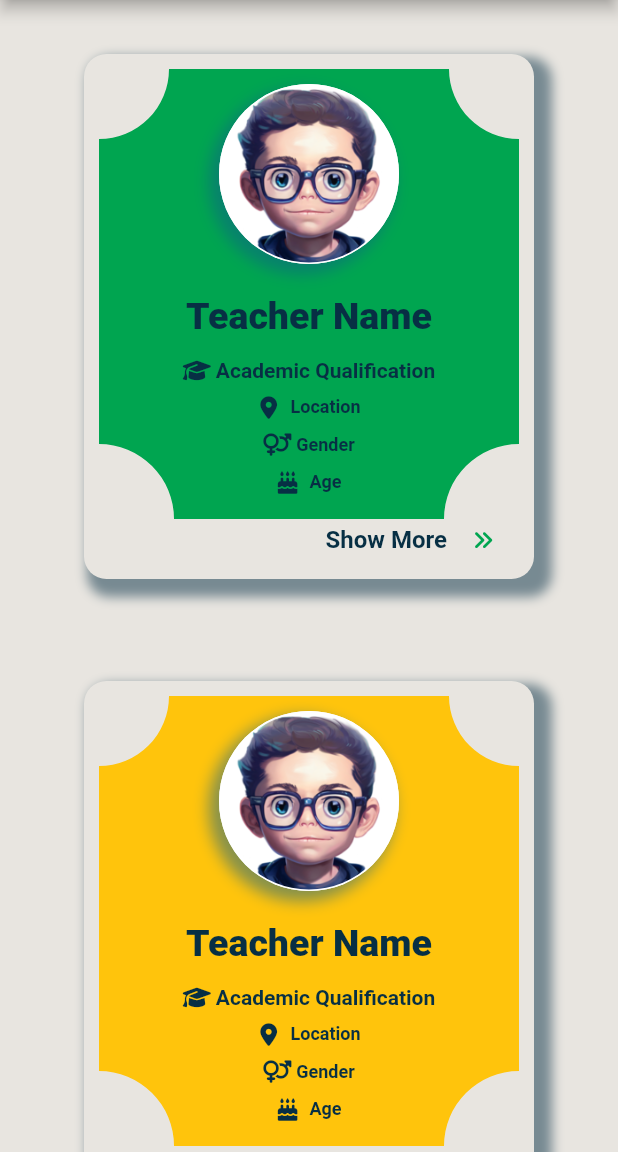
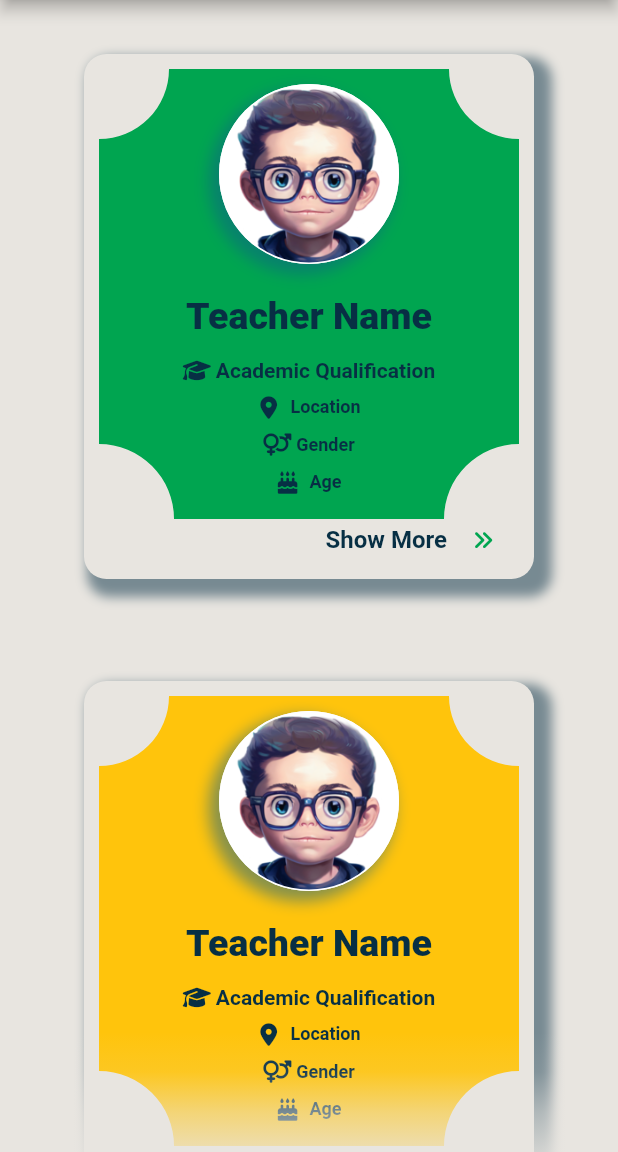
Before and after one commit to AsmaaSaleh1/Spectrum-speak, a Flutter app: the Search widget shown alone on an empty page, opened directly, tab 3 chosen, scrolled down 1152 dp, on a phone screen of 412 x 824 dp, the part 84-1236 px from its top. Run offline on Flutter 3.47's test engine with Material 2 defaults, Android fonts, the phone set to English and light mode, and no system bars; drawn by our look-alikes of circular_profile_avatar; our stand-ins replace font_awesome_flutter, google_fonts; Roboto replaces fonts that are missing (Tinos).

Commit message:
gradient in bottom of page

```diff
--- a/lib/screen/search_page.dart
+++ b/lib/screen/search_page.dart
@@ -1,8 +1,6 @@
 import 'package:flutter/material.dart';
 import 'package:font_awesome_flutter/font_awesome_flutter.dart';
 import 'package:spectrum_speak/widgets/top_bar.dart';
-
-
 import 'package:spectrum_speak/const.dart';
 import 'package:spectrum_speak/units/build_tab.dart';
 
@@ -25,7 +23,9 @@ class _SearchState extends State<Search> {
   @override
   Widget build(BuildContext context) {
     return TopBar(
-      body: SingleChildScrollView(
+      body: Stack(
+        children: [
+          SingleChildScrollView(
             child: Padding(
               padding: const EdgeInsets.all(20.0),
               child: Column(
@@ -56,7 +56,6 @@ class _SearchState extends State<Search> {
                       ),
                     ),
                   ),
-              // Replace RadioButtonSearch with MyTab
                   TextField(
                     decoration: InputDecoration(
                       filled: true,
@@ -96,12 +95,29 @@ class _SearchState extends State<Search> {
                     child: MyTab(
                         selectedSearch: selectedSearch
                     ),
-              )
-
+                  ),
                 ],
               ),
             ),
           ),
+          // Add the gradient at the bottom of the stack
+          Positioned(
+            bottom: 0,
+            left: 0,
+            right: 0,
+            child: Container(
+              height: 80, // Adjust the height as needed
+              decoration: BoxDecoration(
+                gradient: LinearGradient(
+                  begin: Alignment.bottomCenter,
+                  end: Alignment.topCenter,
+                  colors: [kPrimary.withOpacity(0.8),kPrimary.withOpacity(0.5),kPrimary.withOpacity(0.1),kPrimary.withOpacity(0.0)],
+                ),
+              ),
+            ),
+          ),
+        ],
+      ),
     );
   }
 }
```
Lines whose indentation alone changed are shown as unchanged.
